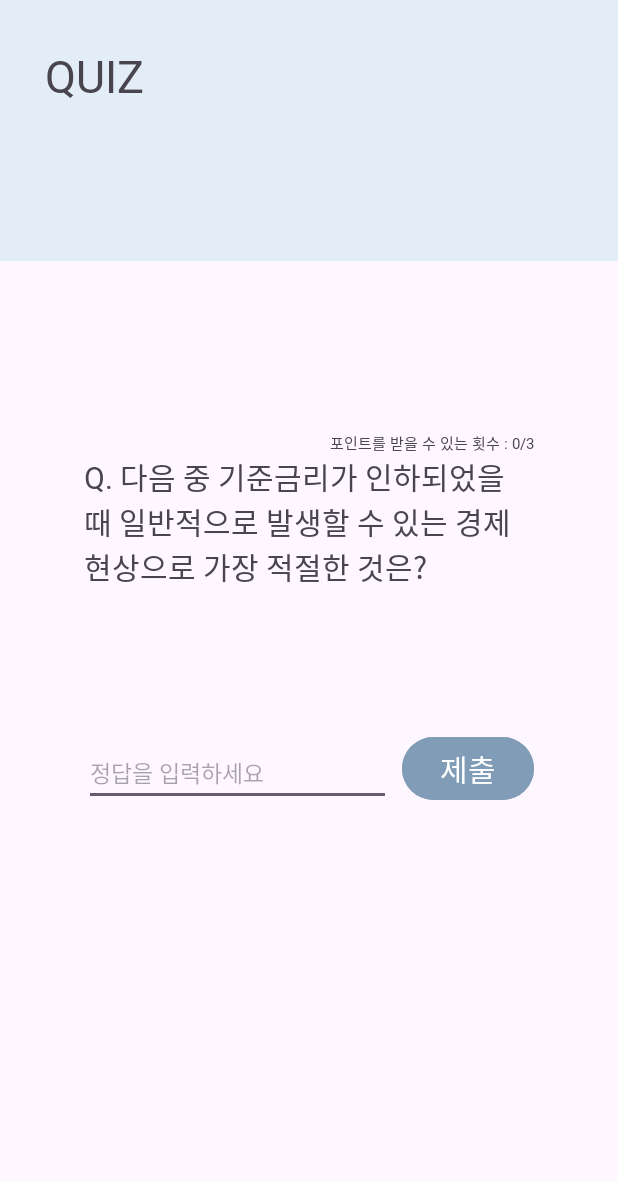
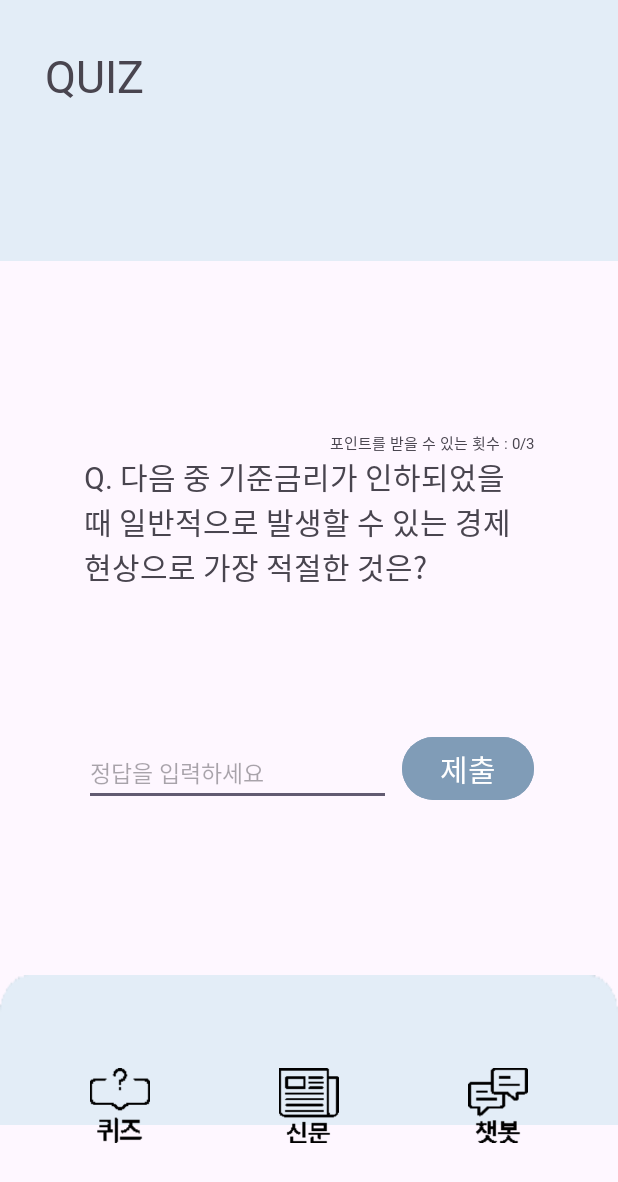
Before and after one commit to 2025-PinTech-Hackathon/Team10_FE, an Android app: the layout activity_quiz.xml on its own in the app's theme, with its tools: preview values and no code run, on a phone screen of 412 x 824 dp. Shown: the top 1182 px of the screen. Run offline under Robolectric (Android 15) with nearby library versions, the phone set to English and light mode, and no system bars.

Commit message:
feat: login 화면에서 화면 이동

```diff
--- a/app/src/main/java/com/example/easynewspaper/LoginActivity.java
+++ b/app/src/main/java/com/example/easynewspaper/LoginActivity.java
@@ -1,6 +1,7 @@
 package com.example.easynewspaper;
 
 import android.app.Activity;
+import android.content.Intent;
 import android.os.Bundle;
 import android.view.View;
 import android.widget.Button;
@@ -23,14 +24,18 @@ public class LoginActivity extends Activity {
         btnLogin.setOnClickListener(new View.OnClickListener() {
             @Override
             public void onClick(View v) {
+                //백엔드와 통신
 
+                Intent intent = new Intent(LoginActivity.this, NewsActivity.class);
+                startActivity(intent);
             }
         });
 
         btnSignup.setOnClickListener(new View.OnClickListener() {
             @Override
             public void onClick(View v) {
-
+                Intent intent = new Intent(LoginActivity.this, SignupActivity.class);
+                startActivity(intent);
             }
         });
     }
--- a/app/src/main/res/layout/activity_quiz.xml
+++ b/app/src/main/res/layout/activity_quiz.xml
@@ -90,4 +90,52 @@
 
     </LinearLayout>
 
+    <ImageView
+        android:layout_width="match_parent"
+        android:layout_height="100dp"
+        android:layout_marginTop="650dp"
+        android:scaleType="fitXY"
+        android:src="@drawable/bottom_bg"
+        app:layout_constraintTop_toTopOf="parent"
+        app:layout_constraintStart_toStartOf="parent"/>
+
+    <ImageButton
+        android:layout_width="40dp"
+        android:layout_height="50dp"
+        android:src="@drawable/quiz_image"
+        android:layout_marginTop="650dp"
+        android:layout_marginStart="60dp"
+        android:scaleType="fitXY"
+        app:layout_constraintTop_toTopOf="parent"
+        app:layout_constraintStart_toStartOf="parent"
+        app:layout_constraintBottom_toBottomOf="parent"
+        android:background="@android:color/transparent"
+        android:id="@+id/QuizBtn"/>
+
+    <ImageButton
+        android:layout_width="40dp"
+        android:layout_height="50dp"
+        android:src="@drawable/news_imgae"
+        android:layout_marginTop="650dp"
+        android:scaleType="fitXY"
+        app:layout_constraintTop_toTopOf="parent"
+        app:layout_constraintBottom_toBottomOf="parent"
+        app:layout_constraintStart_toStartOf="parent"
+        app:layout_constraintEnd_toEndOf="parent"
+        android:background="@android:color/transparent"
+        android:id="@+id/NewsBtn"/>
+
+    <ImageButton
+        android:layout_width="40dp"
+        android:layout_height="50dp"
+        android:src="@drawable/chat_image"
+        android:layout_marginTop="650dp"
+        android:layout_marginEnd="60dp"
+        android:scaleType="fitXY"
+        app:layout_constraintTop_toTopOf="parent"
+        app:layout_constraintBottom_toBottomOf="parent"
+        app:layout_constraintEnd_toEndOf="parent"
+        android:background="@android:color/transparent"
+        android:id="@+id/ChatBtn"/>
+
 </androidx.constraintlayout.widget.ConstraintLayout>
```
